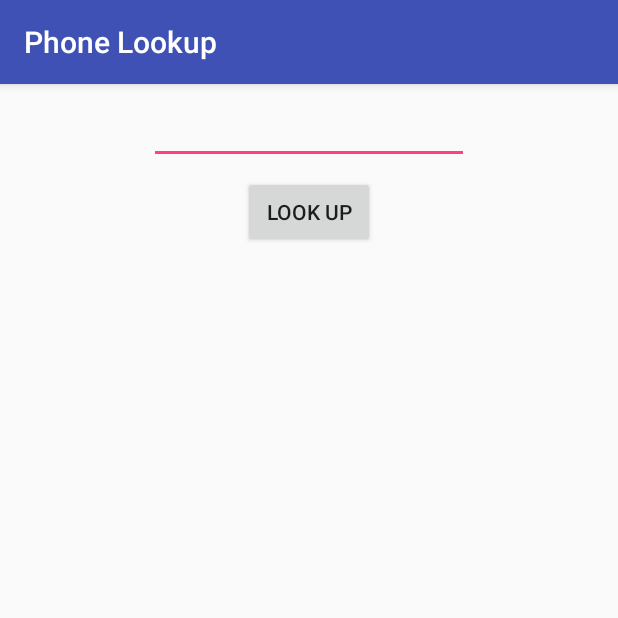
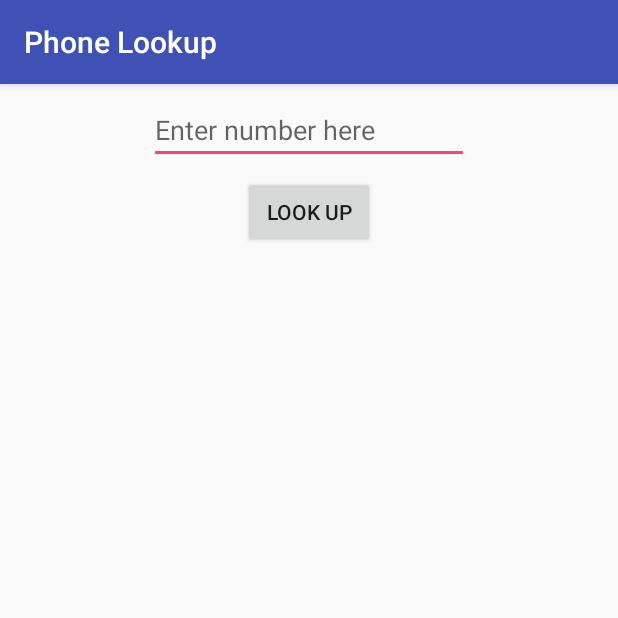
Before and after one commit to doubleaykay/phone-lookup-whitepages, an Android app: the screen it shows after launch (MainActivity), on a phone screen of 412 x 824 dp, the top half of it. Run offline under Robolectric (Android 15) with nearby library versions, the phone set to English and light mode, and no system bars.

Commit message:
add hint to edittext

```diff
--- a/app/src/main/res/layout/activity_main.xml
+++ b/app/src/main/res/layout/activity_main.xml
@@ -17,7 +17,8 @@
         android:layout_marginLeft="8dp"
         app:layout_constraintLeft_toLeftOf="parent"
         android:layout_marginRight="8dp"
-        app:layout_constraintRight_toRightOf="parent" />
+        app:layout_constraintRight_toRightOf="parent"
+        android:hint="Enter number here"/>
 
     <Button
         android:id="@+id/button"
```
